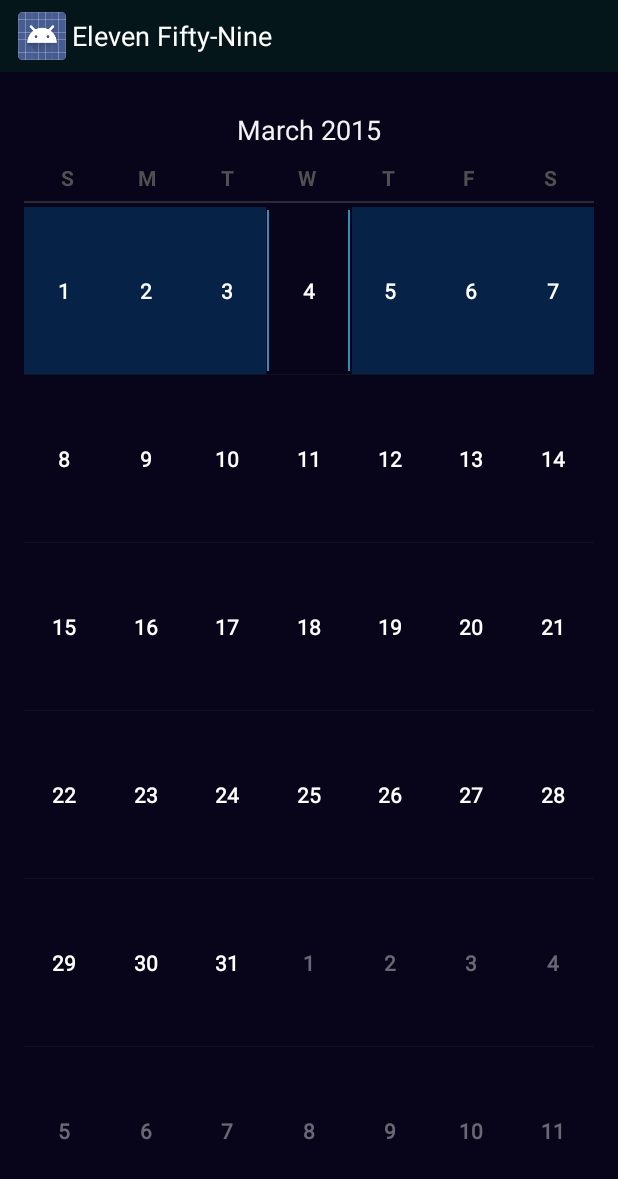
After one commit to 080419android/droidCal, an Android app: the layout activity_month_calendar_activtity.xml on its own in the app's theme, with its tools: preview values and no code run, on a phone screen of 412 x 824 dp. The commit adds this screen. Shown: the top 1179 px of the screen. Run offline under Robolectric (Android 15) with nearby library versions, the phone set to English and light mode, and no system bars.

Commit message:
Changes the background of the activities to match the color scheme. Added MonthCalendarActivity for future use

```diff
--- a/ElevenFifty-Nine/app/src/main/res/layout/activity_alt_add_task.xml
+++ b/ElevenFifty-Nine/app/src/main/res/layout/activity_alt_add_task.xml
@@ -7,7 +7,7 @@
                 android:paddingRight="@dimen/activity_horizontal_margin"
                 android:paddingTop="@dimen/activity_vertical_margin"
                 android:paddingBottom="@dimen/activity_vertical_margin"
-
+                android:background="@color/MainBackground"
                 tools:context="com.droid080419.droid080419.elevenfifty_nine.AddTaskActivity">
 
     <ScrollView
--- /dev/null
+++ b/ElevenFifty-Nine/app/src/main/res/layout/activity_month_calendar_activtity.xml
@@ -0,0 +1,22 @@
+<RelativeLayout xmlns:android="http://schemas.android.com/apk/res/android"
+                xmlns:tools="http://schemas.android.com/tools"
+                android:layout_width="match_parent"
+                android:layout_height="match_parent"
+                android:paddingLeft="@dimen/activity_horizontal_margin"
+                android:paddingRight="@dimen/activity_horizontal_margin"
+                android:paddingTop="@dimen/activity_vertical_margin"
+                android:paddingBottom="@dimen/activity_vertical_margin"
+                android:background="@color/MainBackground"
+                tools:context="com.droid080419.droid080419.elevenfifty_nine.MonthCalendarActivtity">
+
+     <CalendarView
+               android:layout_width="wrap_content"
+               android:layout_height="wrap_content"
+               android:id="@+id/calendarView"
+               android:layout_alignParentTop="true"
+               android:layout_alignParentStart="true"
+               android:layout_alignParentBottom="true"
+               android:layout_alignParentEnd="true"
+               android:showWeekNumber="false"
+               />
+</RelativeLayout>
--- a/ElevenFifty-Nine/app/src/main/res/layout/activity_view_task.xml
+++ b/ElevenFifty-Nine/app/src/main/res/layout/activity_view_task.xml
@@ -7,7 +7,7 @@
                 android:paddingRight="@dimen/activity_horizontal_margin"
                 android:paddingTop="@dimen/activity_vertical_margin"
                 android:paddingBottom="@dimen/activity_vertical_margin"
-
+                android:background="@color/MainBackground"
                 tools:context="com.droid080419.droid080419.elevenfifty_nine.AddTaskActivity">
 
     <ScrollView
--- a/ElevenFifty-Nine/app/src/main/res/values/strings.xml
+++ b/ElevenFifty-Nine/app/src/main/res/values/strings.xml
@@ -12,11 +12,9 @@
 
     <string name="title_activity_view_schedule">ViewScheduleActivity</string>
     <string name="title_activity_add_task">AddTaskActivity</string>
-
     <string name="default_date_text">January 1, 1971</string>
     <string name="default_time_text">12:00 am</string>
-
     <string name="action_add">Add Event</string>
-
+    <string name="title_activity_month_calendar_activtity">MonthCalendarActivtity</string>
 
 </resources>
```
Also changed, not shown: ElevenFifty-Nine/app/src/main/AndroidManifest.xml (+7 -3 lines), ElevenFifty-Nine/app/src/main/java/com/droid080419/droid080419/elevenfifty_nine/MonthCalendarActivtity.java (added, +39 -0 lines), ElevenFifty-Nine/app/src/main/res/menu/menu_month_calendar_activtity.xml (added, +9 -0 lines). Lines whose indentation alone changed are shown as unchanged.
